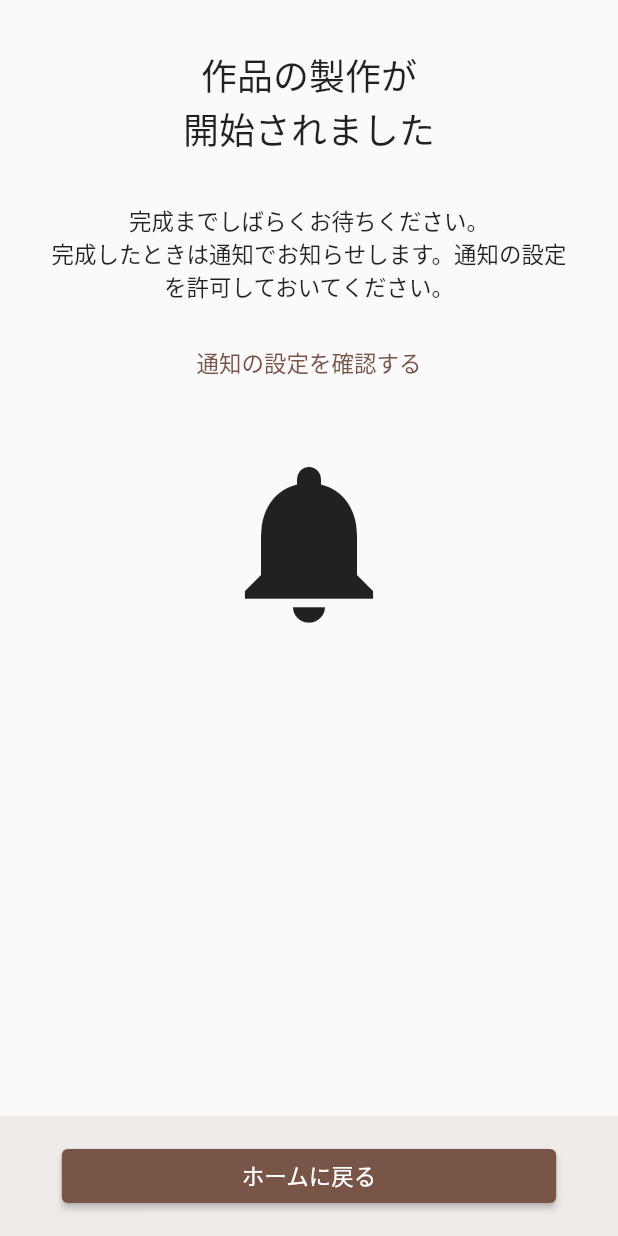
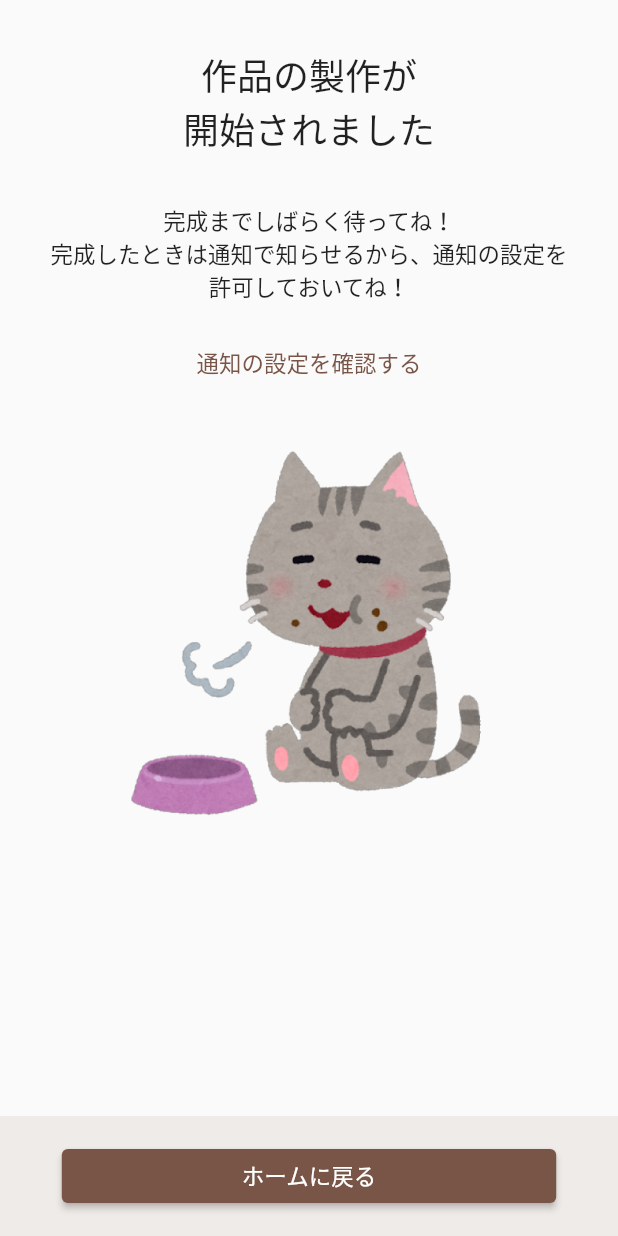
Before and after one commit to shotaIDE/my-pet-melody, a Flutter app: the CompletedToSubmitScreen screen opened directly, on a phone screen of 412 x 824 dp. Run offline on Flutter 3.47's test engine with Material 2 defaults, Android fonts, the phone set to English and light mode, and no system bars; our stand-ins replace audioplayers, dio, file_picker, firebase_messaging, flutter_riverpod, freezed_annotation and 4 more; accounts and stored records are empty; generated files the repository leaves out were written again; Roboto replaces fonts that are missing (uzura); project files that could hold a hidden picture were left out.

Commit message:
fix: 完成画面の修正

```diff
--- a/lib/ui/completed_to_submit_screen.dart
+++ b/lib/ui/completed_to_submit_screen.dart
@@ -35,29 +35,37 @@ class _SelectTemplateState extends ConsumerState<CompletedToSubmitScreen> {
       style: Theme.of(context).textTheme.headline5,
     );
 
-    final body = Column(
+    const description = Text(
+      '完成までしばらく待ってね！\n'
+      '完成したときは通知で知らせるから、通知の設定を許可しておいてね！',
+      textAlign: TextAlign.center,
+    );
+
+    final notificationButton = TextButton(
+      onPressed: () {},
+      child: const Text('通知の設定を確認する'),
+    );
+
+    final catImage = Image.asset('assets/images/full_cat.png');
+
+    final body = SingleChildScrollView(
+      child: Padding(
+        padding: const EdgeInsets.only(top: 16, left: 32, right: 32),
+        child: Column(
           mainAxisSize: MainAxisSize.min,
           children: [
-        const Text(
-          '完成までしばらくお待ちください。\n'
-          '完成したときは通知でお知らせします。通知の設定を許可しておいてください。',
-          textAlign: TextAlign.center,
+            description,
+            Padding(
+              padding: const EdgeInsets.only(top: 16),
+              child: notificationButton,
             ),
             Padding(
-          padding: const EdgeInsets.only(top: 16),
-          child: TextButton(
-            onPressed: () {},
-            child: const Text('通知の設定を確認する'),
+              padding: const EdgeInsets.only(top: 32),
+              child: catImage,
+            ),
+          ],
         ),
       ),
-        const Padding(
-          padding: EdgeInsets.only(top: 32),
-          child: Icon(
-            Icons.notifications,
-            size: 128,
-          ),
-        ),
-      ],
     );
 
     final footer = Container(
@@ -96,14 +104,9 @@ class _SelectTemplateState extends ConsumerState<CompletedToSubmitScreen> {
               ),
             ),
             Expanded(
-              child: SafeArea(
-                child: SingleChildScrollView(
               child: Padding(
-                    padding:
-                        const EdgeInsets.only(top: 32, left: 32, right: 32),
+                padding: const EdgeInsets.only(top: 16),
                 child: body,
-                  ),
-                ),
               ),
             ),
             footer,
```
Also changed, not shown: assets/images/2.0x/full_cat.png (added), assets/images/full_cat.png (added). Lines whose indentation alone changed are shown as unchanged.
